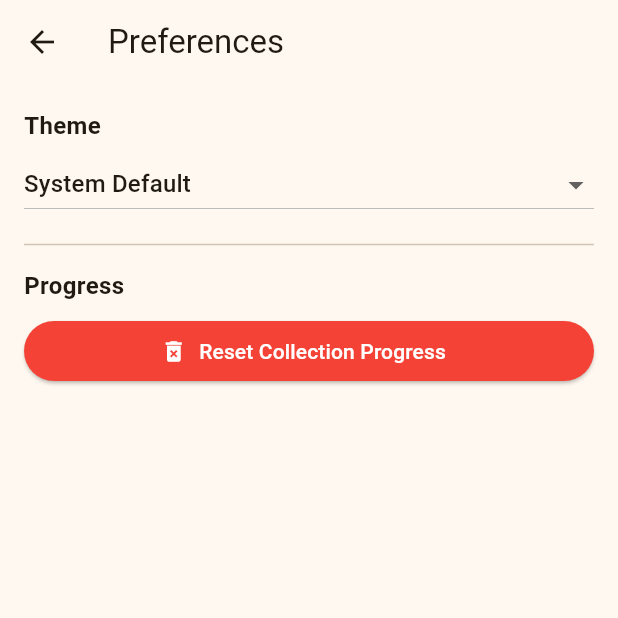
After one commit to franopx/crossing-catalogue, a Flutter app: the screen it shows after launch, item 4 of the bottom bar chosen, after a tap on the "settings" icon, on a phone screen of 412 x 824 dp, the top half of it. The commit adds this screen. Run offline on Flutter 3.47's test engine with Material 3 defaults, Android fonts, the phone set to English and light mode, and no system bars; our stand-ins replace cached_network_image, flutter_html, google_fonts, internet_connection_checker, logger, shared_preferences and 1 more; accounts and stored records are empty; network calls fail; Roboto replaces fonts that are missing (Itim); statements that could not run were skipped.

Commit message:
implement preferences page, dark mode toggle and trigger reset

```diff
--- /dev/null
+++ b/devtools_options.yaml
@@ -0,0 +1,3 @@
+description: This file stores settings for Dart & Flutter DevTools.
+documentation: https://docs.flutter.dev/tools/devtools/extensions#configure-extension-enablement-states
+extensions:
--- a/lib/main.dart
+++ b/lib/main.dart
@@ -4,11 +4,13 @@ import 'package:crossing_catalogue/pages/home_page.dart';
 import 'package:crossing_catalogue/pages/nav_page.dart';
 import 'package:crossing_catalogue/pages/quiz_page.dart';
 import 'package:crossing_catalogue/pages/villager_catalogue_page.dart';
+import 'package:crossing_catalogue/providers/app_data.dart';
 import 'package:crossing_catalogue/services/api_service.dart';
 import 'package:crossing_catalogue/services/database_helper.dart';
 import 'package:flutter/material.dart';
 import 'package:crossing_catalogue/themes/theme.dart';
 import 'package:crossing_catalogue/themes/util.dart';
+import 'package:provider/provider.dart';
 
 void main() async {
   WidgetsFlutterBinding.ensureInitialized();
@@ -20,16 +22,35 @@ void main() async {
 class MainApp extends StatelessWidget {
   const MainApp({super.key});
 
+  ThemeMode getThemeMode(String mode) {
+    switch (mode) {
+      case 'dark':
+        return ThemeMode.dark;
+      case 'light':
+        return ThemeMode.light;
+      default:
+        return ThemeMode.system;
+    }
+  }
+
   @override
   Widget build(BuildContext context) {
 
-    final brightness = View.of(context).platformDispatcher.platformBrightness;
+    //final brightness = View.of(context).platformDispatcher.platformBrightness;
 
     TextTheme textTheme = createTextTheme(context, "Itim", "Itim");
     MaterialTheme theme = MaterialTheme(textTheme);
 
-    return MaterialApp(
-      theme: brightness == Brightness.light ? theme.light() : theme.dark(),
-      home: NavPage(title: 'Crossing Catalogue'));
+    return ChangeNotifierProvider<AppData>(
+      create: (context) => AppData()..loadPreferences(),
+      builder: (context, child) {
+        return MaterialApp(
+          themeMode: getThemeMode(context.watch<AppData>().dark_mode),
+          theme: theme.light(),
+          darkTheme: theme.dark(),
+          home: NavPage(title: 'Crossing Catalogue')
+        );
+      }
+    );
   }
 }
--- a/lib/pages/nav_page.dart
+++ b/lib/pages/nav_page.dart
@@ -1,6 +1,7 @@
 
 import 'package:crossing_catalogue/pages/collection_page.dart';
 import 'package:crossing_catalogue/pages/home_page.dart';
+import 'package:crossing_catalogue/pages/preferences_page.dart';
 import 'package:crossing_catalogue/pages/quiz_page.dart';
 import 'package:crossing_catalogue/pages/villager_catalogue_page.dart';
 import 'package:crossing_catalogue/services/network_check.dart';
@@ -28,6 +29,7 @@ class NavPageState extends State<NavPage> {
   String currentTitle = 'Crossing Catalogue';
   int currentPage = 0;
 
+  Future<void> Function()? reloadCollection;
   bool isOnline = false;
 
   Future<void> onlineCheck() async {
@@ -65,7 +67,7 @@ class NavPageState extends State<NavPage> {
         setState(() {
           currentTitle = 'Collection';
         });
-        return CollectionPage(title: 'Collection', isOnline: isOnline);
+        return _buildCollection();
       default:
         setState(() {
           currentTitle = 'Crossing Catalogue';
@@ -74,12 +76,37 @@ class NavPageState extends State<NavPage> {
     }
   }
 
+  Widget _buildCollection() {
+    return CollectionPage(
+      title: 'Collection',
+      isOnline: isOnline,
+      onReloadRegister: (callback) {
+        reloadCollection = callback; // guarda el fetchItems()
+      },
+    );
+  }
+
 @override
 Widget build(BuildContext context) {
   return Scaffold(
     appBar: AppBar(
       title: Text(currentTitle),
       backgroundColor: Colors.blue,
+      actions: [
+        IconButton(
+          icon: const Icon(Icons.settings),
+          onPressed: () async {
+            await Navigator.push(
+              context,
+              MaterialPageRoute(
+                builder: (context) => const PreferencesPage(),
+              ),
+            );
+
+            await reloadCollection?.call();
+          },
+        ),
+      ],
     ),
     body: Stack(
       children: [
--- /dev/null
+++ b/lib/pages/preferences_page.dart
@@ -0,0 +1,134 @@
+import 'package:crossing_catalogue/providers/app_data.dart';
+import 'package:crossing_catalogue/providers/preferences_provider.dart';
+import 'package:crossing_catalogue/services/database_helper.dart';
+import 'package:flutter/material.dart';
+import 'package:provider/provider.dart';
+
+class PreferencesPage extends StatefulWidget {
+  const PreferencesPage({super.key});
+
+  @override
+  State<PreferencesPage> createState() => _PreferencesPageState();
+}
+
+class _PreferencesPageState extends State<PreferencesPage> {
+  String _themeMode = 'auto'; // valores posibles: 'auto', 'light', 'dark'
+
+  final Map<String, String> themeLabels = {
+    'auto': 'System Default',
+    'light': 'Light',
+    'dark': 'Dark',
+  };
+
+  @override
+  void initState() {
+    super.initState();
+    loadPreferences();
+  }
+
+  Future<void> loadPreferences() async {
+    final value = await PreferencesManager.getDarkMode(); // retorna 'auto', 'light' o 'dark'
+    setState(() {
+      _themeMode = value;
+    });
+  }
+
+  Future<void> _setThemeMode(String value) async {
+    setState(() {
+      _themeMode = value;
+    });
+    await PreferencesManager.setDarkMode(value);
+  }
+
+  Future<void> _resetProgress() async {
+    final db = await DatabaseHelper().database;
+    final tables = ['fishItem', 'bugItem', 'fossilItem', 'seaCreatureItem'];
+
+    final batch = db.batch();
+    for (final table in tables) {
+      batch.update(table, {'obtained': 0});
+    }
+    await batch.commit(noResult: true);
+
+    if (mounted) {
+      ScaffoldMessenger.of(context).showSnackBar(
+        const SnackBar(content: Text('Progress reset successfully')),
+      );
+    }
+  }
+
+  void _confirmReset() {
+    showDialog(
+      context: context,
+      builder: (context) => AlertDialog(
+        title: const Text('Confirm Reset'),
+        content: const Text(
+          'Are you sure you want to reset all progress?\nThis will uncheck all obtained items.',
+        ),
+        actions: [
+          TextButton(
+            child: const Text('Cancel'),
+            onPressed: () => Navigator.pop(context),
+          ),
+          ElevatedButton(
+            child: const Text('Reset'),
+            onPressed: () async {
+              Navigator.pop(context); // cerrar el diálogo
+              await _resetProgress();
+            },
+          ),
+        ],
+      ),
+    );
+  }
+
+  @override
+  Widget build(BuildContext context) {
+    var appdata = context.watch<AppData>();
+
+    return Scaffold(
+      appBar: AppBar(title: const Text('Preferences')),
+      body: ListView(
+        padding: const EdgeInsets.all(16),
+        children: [
+          const Text(
+            'Theme',
+            style: TextStyle(fontSize: 16, fontWeight: FontWeight.bold),
+          ),
+          const SizedBox(height: 4),
+          DropdownButton<String>(
+            value: _themeMode,
+            isExpanded: true,
+            onChanged: (value) {
+              if (value != null) {
+                _setThemeMode(value);
+                appdata.setDarkMode(value);
+              }
+            },
+            items: themeLabels.entries.map((entry) {
+              return DropdownMenuItem<String>(
+                value: entry.key,
+                child: Text(entry.value),
+              );
+            }).toList(),
+          ),
+          const Divider(height: 32),
+          const Text(
+            'Progress',
+            style: TextStyle(fontSize: 16, fontWeight: FontWeight.bold),
+          ),
+          const SizedBox(height: 8),
+          ElevatedButton.icon(
+            onPressed: _confirmReset,
+            icon: const Icon(Icons.delete_forever),
+            label: const Text('Reset Collection Progress'),
+            style: ElevatedButton.styleFrom(
+              foregroundColor: Colors.white,
+              backgroundColor: Colors.red,
+            ),
+          ),
+        ],
+      ),
+    );
+  }
+}
--- /dev/null
+++ b/lib/providers/app_data.dart
@@ -0,0 +1,20 @@
+import 'package:crossing_catalogue/providers/preferences_provider.dart';
+import 'package:flutter/material.dart';
+import 'package:shared_preferences/shared_preferences.dart';
+
+class AppData extends ChangeNotifier {
+
+  String _dark_mode = 'auto';
+  String get dark_mode => _dark_mode;
+
+  Future<void> loadPreferences() async {
+    _dark_mode = await PreferencesManager.getDarkMode();
+    notifyListeners();
+  }
+
+  void setDarkMode(String value) {
+    _dark_mode = value;
+    notifyListeners();
+  }
+
+}
--- a/lib/providers/preferences_provider.dart
+++ b/lib/providers/preferences_provider.dart
@@ -0,0 +1,17 @@
+import 'package:flutter/material.dart';
+import 'package:shared_preferences/shared_preferences.dart';
+
+class PreferencesManager {
+
+  // 0: auto, 1: dark, 2: light
+  static Future<void> setDarkMode(String value) async {
+    final prefs = await SharedPreferences.getInstance();
+    await prefs.setString('dark_mode', value);
+  }
+
+  static Future<String> getDarkMode() async {
+    final prefs = await SharedPreferences.getInstance();
+    return prefs.getString('dark_mode')?? 'auto';
+  }
+
+}
--- a/lib/widgets/collection_widget.dart
+++ b/lib/widgets/collection_widget.dart
@@ -1,3 +1,5 @@
+
+
 import 'package:crossing_catalogue/domain/entities/item_data_entity.dart';
 import 'package:crossing_catalogue/services/database_helper.dart';
 import 'package:crossing_catalogue/services/network_check.dart';
@@ -5,7 +7,10 @@ import 'package:flutter/material.dart';
 import 'package:url_launcher/url_launcher.dart';
 
 class CollectionListWidget extends StatefulWidget {
-  const CollectionListWidget({super.key});
+  final void Function(Future<void> Function())? onFetchCallbackReady;
+
+
+  const CollectionListWidget({super.key, required this.onFetchCallbackReady});
 
   @override
   State<CollectionListWidget> createState() => _CollectionListWidgetState();
@@ -23,6 +28,8 @@ class _CollectionListWidgetState extends State<CollectionListWidget> {
   @override
   void initState() {
     super.initState();
+
+    widget.onFetchCallbackReady?.call(fetchItems);
     fetchItems();
     checkInternet();
   }
--- a/pubspec.yaml
+++ b/pubspec.yaml
@@ -17,6 +17,8 @@ dependencies:
   sqflite: ^2.4.2
   url_launcher: ^6.3.2
   internet_connection_checker: ^1.0.0+1
+  shared_preferences: ^2.5.3
+  provider: ^6.1.5
 
 dev_dependencies:
   flutter_test:
```
Also changed, not shown: lib/pages/collection_page.dart (+12 -2 lines), 2 other files.
